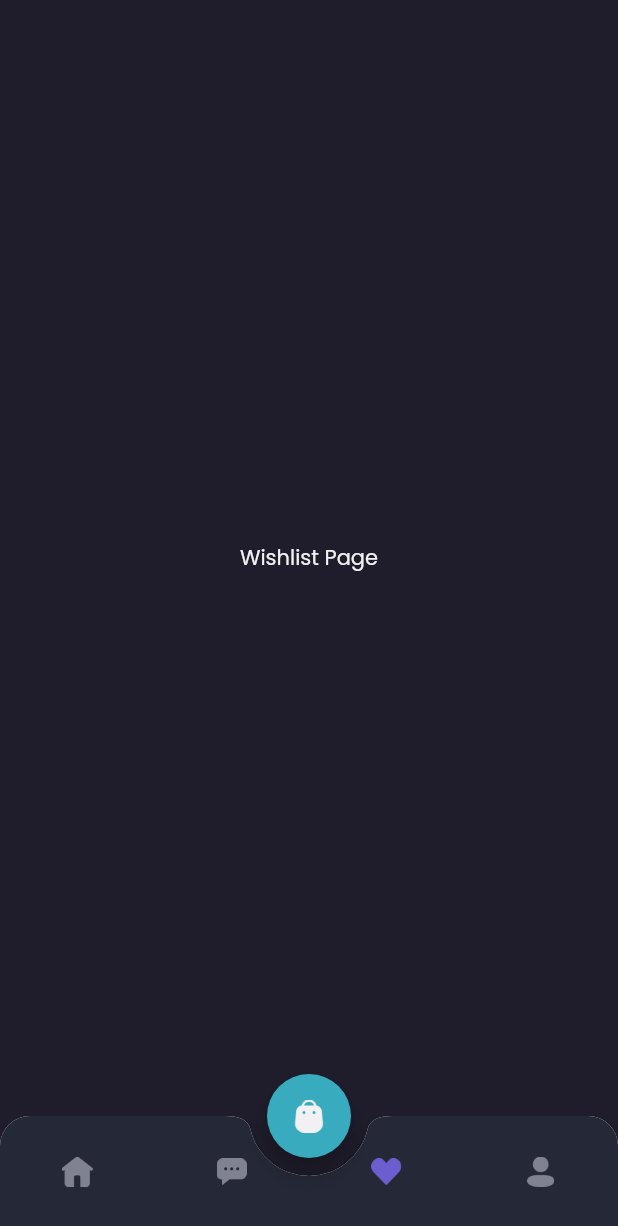
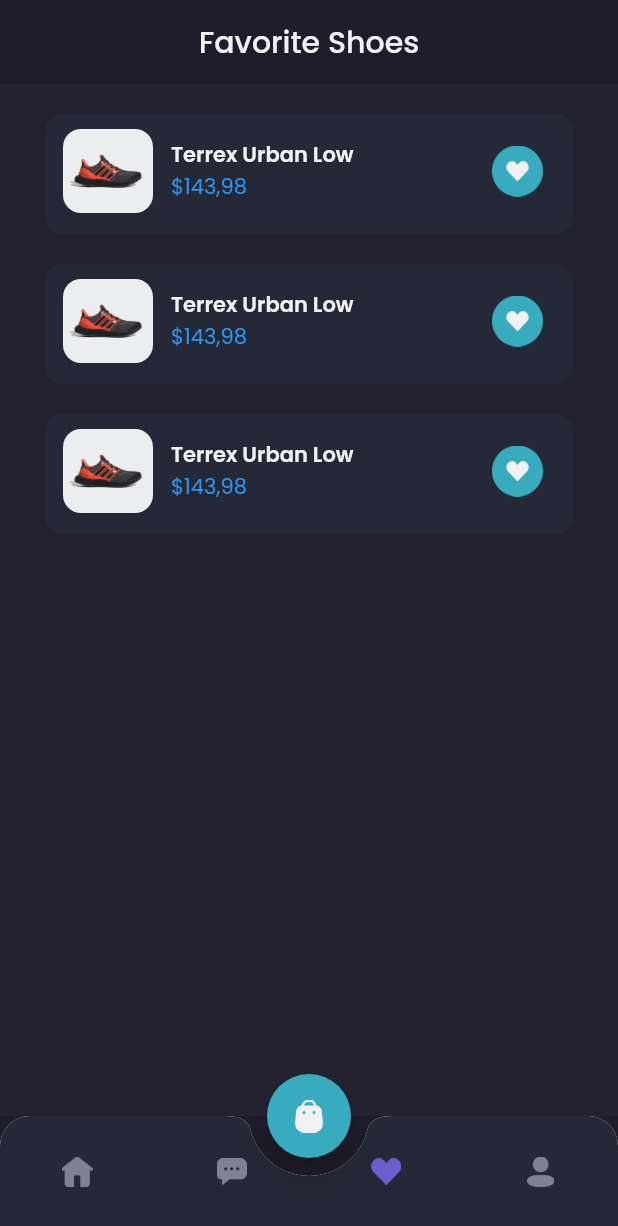
Before and after one commit to madezainul/flutter-shamo, a Flutter app: the MainPage screen opened by its route, item 3 of the bottom bar chosen, on a phone screen of 412 x 824 dp. Shown: the top 1226 px of the screen. Run offline on Flutter 3.47's test engine with Material 2 defaults, Android fonts, the phone set to English and light mode, and no system bars; our stand-ins replace google_fonts.

Commit message:
Finishing Wishlist page

```diff
--- a/lib/pages/home/wishlist_page.dart
+++ b/lib/pages/home/wishlist_page.dart
@@ -1,14 +1,108 @@
 import 'package:flutter/material.dart';
 import 'package:shamo/theme.dart';
+import 'package:shamo/widgets/wishlist_card.dart';
 
 class WishlistPage extends StatelessWidget {
   @override
   Widget build(BuildContext context) {
-    return Center(
-      child: Text(
-        'Wishlist Page',
-        style: primaryTextStyle,
-      ),
+    Widget header() {
+      return AppBar(
+        backgroundColor: backgroundColor1,
+        centerTitle: true,
+        title: Text(
+          'Favorite Shoes',
+          style: primaryTextStyle,
+        ),
+        elevation: 0,
+        automaticallyImplyLeading: false,
+      );
+    }
+
+    Widget emptyWishlist() {
+      return Expanded(
+        child: Container(
+          width: double.infinity,
+          color: backgroundColor3,
+          child: Column(
+            mainAxisAlignment: MainAxisAlignment.center,
+            children: [
+              Image.asset(
+                'assets/love.png',
+                width: 74,
+              ),
+              SizedBox(
+                height: 23,
+              ),
+              Text(
+                ' You don\'t dream shoes? ',
+                style: primaryTextStyle.copyWith(
+                  fontSize: 16,
+                  fontWeight: medium,
+                ),
+              ),
+              SizedBox(
+                height: 12,
+              ),
+              Text(
+                'Let\'s find your favorite shoes',
+                style: secondaryTextStyle,
+              ),
+              SizedBox(
+                height: 20,
+              ),
+              Container(
+                height: 44,
+                child: TextButton(
+                  onPressed: () {},
+                  style: TextButton.styleFrom(
+                    padding: EdgeInsets.symmetric(
+                      vertical: 10,
+                      horizontal: 24,
+                    ),
+                    backgroundColor: primaryColor,
+                    shape: RoundedRectangleBorder(
+                      borderRadius: BorderRadius.circular(12),
+                    ),
+                  ),
+                  child: Text(
+                    'Explore Store',
+                    style: primaryTextStyle.copyWith(
+                      fontSize: 16,
+                      fontWeight: medium,
+                    ),
+                  ),
+                ),
+              ),
+            ],
+          ),
+        ),
+      );
+    }
+
+    Widget content() {
+      return Expanded(
+        child: Container(
+          color: backgroundColor3,
+          child: ListView(
+            padding: EdgeInsets.symmetric(
+              horizontal: defaultMargin,
+            ),
+            children: [
+              WishlistCard(),
+              WishlistCard(),
+              WishlistCard(),
+            ],
+          ),
+        ),
+      );
+    }
+
+    return Column(
+      children: [
+        header(),
+        // emptyWishlist(),
+        content(),
+      ],
     );
   }
 }
--- /dev/null
+++ b/lib/widgets/wishlist_card.dart
@@ -0,0 +1,60 @@
+import 'package:flutter/material.dart';
+import 'package:shamo/theme.dart';
+
+class WishlistCard extends StatelessWidget {
+  const WishlistCard({Key? key}) : super(key: key);
+
+  @override
+  Widget build(BuildContext context) {
+    return Container(
+      margin: EdgeInsets.only(
+        top: 20,
+      ),
+      padding: EdgeInsets.only(
+        top: 10,
+        left: 12,
+        bottom: 14,
+        right: 20,
+      ),
+      decoration: BoxDecoration(
+        borderRadius: BorderRadius.circular(12),
+        color: backgroundColor4,
+      ),
+      child: Row(
+        children: [
+          ClipRRect(
+            borderRadius: BorderRadius.circular(12),
+            child: Image.asset(
+              'assets/image_shoes.png',
+              width: 60,
+            ),
+          ),
+          SizedBox(
+            width: 12,
+          ),
+          Expanded(
+            child: Column(
+              crossAxisAlignment: CrossAxisAlignment.start,
+              children: [
+                Text(
+                  'Terrex Urban Low',
+                  style: primaryTextStyle.copyWith(
+                    fontWeight: semiBold,
+                  ),
+                ),
+                Text(
+                  '\$143,98',
+                  style: priceTextStyle,
+                ),
+              ],
+            ),
+          ),
+          Image.asset(
+            'assets/button_wishlist_blue.png',
+            width: 34,
+          ),
+        ],
+      ),
+    );
+  }
+}
```
Also changed, not shown: assets/love.png (added).
